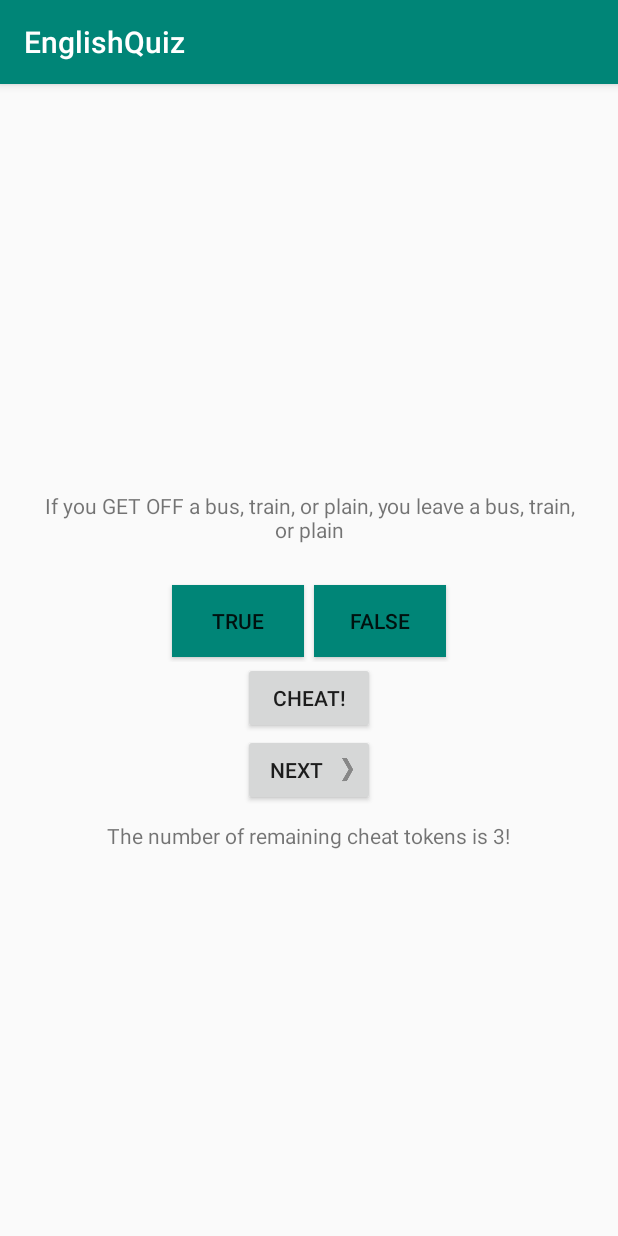
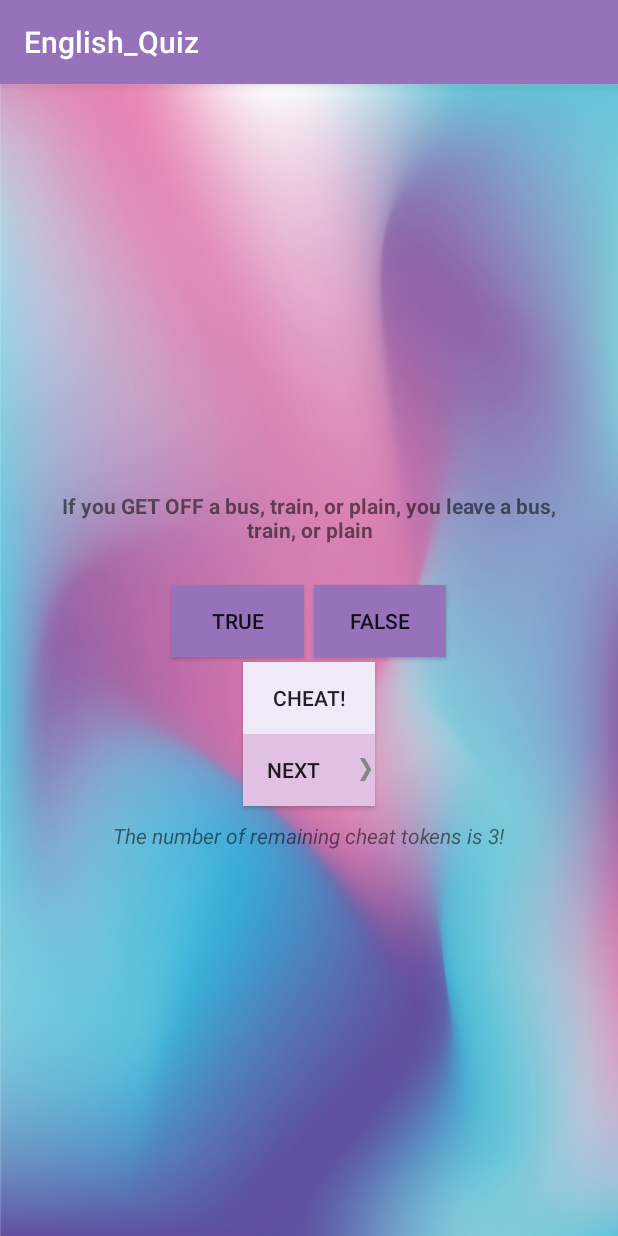
Before and after one commit to RozaliiaRusskikh/EnglishQuiz, an Android app: the screen it shows after launch (QuizActivity), on a phone screen of 412 x 824 dp. Run offline under Robolectric (Android 15) with nearby library versions, the phone set to English and light mode, and no system bars.

Commit message:
Design has been changed

```diff
--- a/app/src/main/AndroidManifest.xml
+++ b/app/src/main/AndroidManifest.xml
@@ -4,9 +4,9 @@
 
     <application
         android:allowBackup="true"
-        android:icon="@mipmap/ic_launcher"
+        android:icon="@mipmap/iconsquestion"
         android:label="@string/app_name"
-        android:roundIcon="@mipmap/ic_launcher_round"
+        android:roundIcon="@mipmap/iconsquestion"
         android:supportsRtl="true"
         android:theme="@style/AppTheme">
         <activity android:name=".CheatActivity"></activity>
--- a/app/src/main/res/layout-land/activity_quiz.xml
+++ b/app/src/main/res/layout-land/activity_quiz.xml
@@ -2,7 +2,8 @@
 <FrameLayout
     xmlns:android="http://schemas.android.com/apk/res/android"
     android:layout_width="match_parent"
-    android:layout_height="match_parent">
+    android:layout_height="match_parent"
+    android:background="@drawable/background">
 
     <TextView
         android:id="@+id/question_text_view"
@@ -10,7 +11,8 @@
         android:layout_height="wrap_content"
         android:padding="24dp"
         android:layout_margin="40dp"
-        android:layout_gravity="center_horizontal"/>
+        android:layout_gravity="center_horizontal"
+        android:textStyle="bold"/>
 
     <LinearLayout
         android:layout_width="wrap_content"
@@ -23,16 +25,16 @@
             android:layout_width="match_parent"
             android:layout_height="wrap_content"
             android:text="@string/true_button"
-            android:background="@color/colorPrimary"
-            android:layout_margin="3dp"/>
+            android:layout_margin="3dp"
+            android:background="@color/actionBarColor"/>
 
         <Button
             android:id="@+id/false_button"
             android:layout_width="wrap_content"
             android:layout_height="wrap_content"
             android:text="@string/false_button"
-            android:background="@color/colorPrimary"
-            android:layout_margin="3dp"/>
+            android:layout_margin="3dp"
+            android:background="@color/actionBarColor"/>
     </LinearLayout>
 
     <Button
@@ -40,7 +42,8 @@
         android:layout_width="wrap_content"
         android:layout_height="wrap_content"
         android:text="@string/cheat_button"
-        android:layout_gravity="bottom|center_horizontal"/>
+        android:layout_gravity="bottom|center_horizontal"
+        android:background="#f0e9f7"/>
 
     <Button
         android:id="@+id/next_button"
@@ -49,12 +52,14 @@
         android:layout_gravity="bottom|right"
         android:text="@string/next_button"
         android:drawableRight="@drawable/arrow_right"
-        android:drawablePadding="4dp"/>
+        android:drawablePadding="4dp"
+        android:background="#e1c1e3"/>
 
     <TextView
         android:id="@+id/number_of_remaining_cheat_token"
         android:layout_gravity="center_horizontal"
         android:layout_width="wrap_content"
         android:layout_height="wrap_content"
-        android:layout_margin="20dp"/>
+        android:layout_margin="20dp"
+        android:textStyle="italic"/>
 </FrameLayout>
--- a/app/src/main/res/layout/activity_cheat.xml
+++ b/app/src/main/res/layout/activity_cheat.xml
@@ -6,13 +6,15 @@
     android:layout_height="match_parent"
     android:orientation="vertical"
     android:gravity="center"
-    tools:context="com.e.englishquiz.CheatActivity">
+    tools:context="com.e.englishquiz.CheatActivity"
+    android:background="@drawable/background">
 
     <TextView
         android:layout_width="wrap_content"
         android:layout_height="wrap_content"
         android:padding="24dp"
-        android:text="@string/warning_text"/>
+        android:text="@string/warning_text"
+        android:textStyle="bold"/>
 
     <TextView
         android:id="@+id/answer_text_view"
@@ -25,7 +27,8 @@
         android:id="@+id/show_answer_button"
         android:layout_width="wrap_content"
         android:layout_height="wrap_content"
-        android:text="@string/show_answer_button"/>
+        android:text="@string/show_answer_button"
+        android:background="@color/actionBarColor"/>
 
     <!--<TextView     // for training: creating widget that reports what API level the devixe is running
         android:id="@+id/apiVersionsTextView"
--- a/app/src/main/res/layout/activity_quiz.xml
+++ b/app/src/main/res/layout/activity_quiz.xml
@@ -4,14 +4,16 @@
     android:layout_width="match_parent"
     android:layout_height="match_parent"
     android:orientation="vertical"
-    android:gravity="center">
+    android:gravity="center"
+    android:background="@drawable/background">
 
     <TextView
         android:id="@+id/question_text_view"
         android:layout_width="wrap_content"
         android:layout_height="wrap_content"
         android:padding="24dp"
-        android:textAlignment="center"/>
+        android:textAlignment="center"
+        android:textStyle="bold"/>
 
     <LinearLayout
         android:layout_width="wrap_content"
@@ -23,16 +25,16 @@
             android:layout_width="match_parent"
             android:layout_height="wrap_content"
             android:text="@string/true_button"
-            android:background="@color/colorPrimary"
-            android:layout_margin="3dp"/>
+            android:layout_margin="3dp"
+            android:background="@color/actionBarColor"/>
 
         <Button
             android:id="@+id/false_button"
             android:layout_width="wrap_content"
             android:layout_height="wrap_content"
             android:text="@string/false_button"
-            android:background="@color/colorPrimary"
-            android:layout_margin="3dp"/>
+            android:layout_margin="3dp"
+            android:background="@color/actionBarColor"/>
     </LinearLayout>
 
     <Button
@@ -40,7 +42,8 @@
         android:layout_width="wrap_content"
         android:layout_height="wrap_content"
         android:text="@string/cheat_button"
-        android:drawablePadding="4dp"/>
+        android:drawablePadding="4dp"
+        android:background="#f0e9f7"/>
 
     <Button
         android:id="@+id/next_button"
@@ -48,11 +51,13 @@
         android:layout_height="wrap_content"
         android:text="@string/next_button"
         android:drawableRight="@drawable/arrow_right"
-        android:drawablePadding="4dp"/>
+        android:drawablePadding="7dp"
+        android:background="#e1c1e3"/>
 
     <TextView
         android:id="@+id/number_of_remaining_cheat_token"
         android:layout_width="wrap_content"
         android:layout_height="wrap_content"
-        android:layout_margin="10dp"/>
+        android:layout_margin="10dp"
+        android:textStyle="italic"/>
 </LinearLayout>
--- a/app/src/main/res/values/colors.xml
+++ b/app/src/main/res/values/colors.xml
@@ -3,4 +3,5 @@
     <color name="colorPrimary">#008577</color>
     <color name="colorPrimaryDark">#00574B</color>
     <color name="colorAccent">#D81B60</color>
+    <color name="actionBarColor">#9672ba</color>
 </resources>
--- a/app/src/main/res/values/strings.xml
+++ b/app/src/main/res/values/strings.xml
@@ -1,5 +1,5 @@
 <resources>
-    <string name="app_name">EnglishQuiz</string>
+    <string name="app_name">English_Quiz</string>
     <string name="true_button">True</string>
     <string name="false_button">False</string>
     <string name="correct_toast">Correct!</string>
--- a/app/src/main/res/values/styles.xml
+++ b/app/src/main/res/values/styles.xml
@@ -3,9 +3,8 @@
     <!-- Base application theme. -->
     <style name="AppTheme" parent="Theme.AppCompat.Light.DarkActionBar">
         <!-- Customize your theme here. -->
-        <item name="colorPrimary">@color/colorPrimary</item>
+        <item name="colorPrimary">@color/actionBarColor</item>
         <item name="colorPrimaryDark">@color/colorPrimaryDark</item>
         <item name="colorAccent">@color/colorAccent</item>
     </style>
-
 </resources>
```
Also changed, not shown: app/src/main/res/drawable/background.jpg (added), app/src/main/res/mipmap-xhdpi/iconsquestion.png (added).
